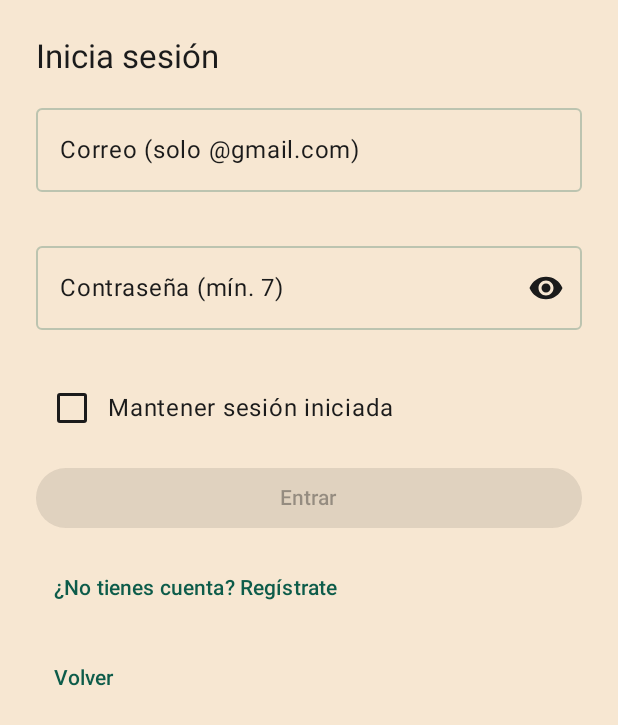
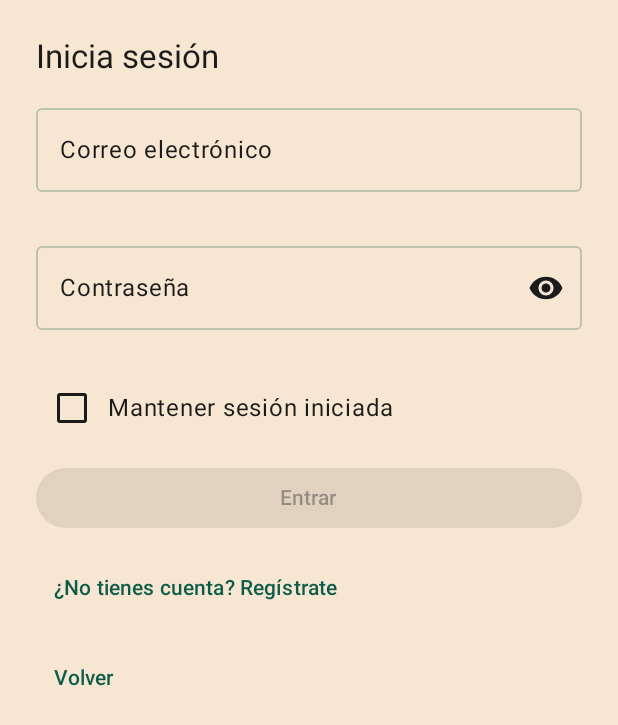
Before and after one commit to LucassFigueroa/Minzbook_DAM, an Android app built with Jetpack Compose: the screen it shows after launch (MainActivity), after a tap on "Vamos!!!", on a phone screen of 412 x 824 dp. Shown: the top 725 px of the screen. Run offline under Robolectric (Android 15) with nearby library versions, the phone set to English and light mode, and no system bars; our stand-ins replace Room's generated code; 1 statement that could not run was skipped.

Commit message:
realice los cambios del gmail validado la contraseña(aun me falta un recuperar contrasela) y he cambiado la metodologia de los tickets para que ahora sea un chat, añadire la simulacion de pago y ya quite la biometria que hacia mas problema que utilidad

```diff
--- a/app/src/main/java/com/example/lucasmatiasminzbook/AuthViewModel.kt
+++ b/app/src/main/java/com/example/lucasmatiasminzbook/AuthViewModel.kt
@@ -1,7 +1,5 @@
 package com.example.lucasmatiasminzbook
 
-import androidx.lifecycle.LiveData
-import androidx.lifecycle.MutableLiveData
 import androidx.lifecycle.ViewModel
 import kotlinx.coroutines.flow.MutableStateFlow
 import kotlinx.coroutines.flow.StateFlow
@@ -24,13 +22,4 @@ class AuthViewModel : ViewModel() {
     fun simulateLogout() {
         _uiState.value = AuthUiState()
     }
-
-    // ---- Flag para habilitar biometría (huella/rostro) ----
-    private val _biometricEnabled = MutableLiveData(false)
-    val biometricEnabled: LiveData<Boolean> = _biometricEnabled
-
-    fun enableBiometricLogin(enabled: Boolean) {
-        _biometricEnabled.value = enabled
-        // Si quieres, guarda este flag en SharedPreferences/Room
-    }
 }
--- a/app/src/main/java/com/example/lucasmatiasminzbook/LoginRegister.kt
+++ b/app/src/main/java/com/example/lucasmatiasminzbook/LoginRegister.kt
@@ -3,11 +3,13 @@ package com.example.lucasmatiasminzbook
 import androidx.activity.compose.rememberLauncherForActivityResult
 import androidx.activity.result.PickVisualMediaRequest
 import androidx.activity.result.contract.ActivityResultContracts
+import androidx.compose.foundation.Image
 import androidx.compose.foundation.layout.Arrangement
 import androidx.compose.foundation.layout.Column
 import androidx.compose.foundation.layout.Row
 import androidx.compose.foundation.layout.fillMaxSize
 import androidx.compose.foundation.layout.fillMaxWidth
+import androidx.compose.foundation.layout.height
 import androidx.compose.foundation.layout.padding
 import androidx.compose.foundation.text.KeyboardOptions
 import androidx.compose.material.icons.Icons
@@ -19,6 +21,7 @@ import androidx.compose.material3.Icon
 import androidx.compose.material3.IconButton
 import androidx.compose.material3.MaterialTheme
 import androidx.compose.material3.OutlinedTextField
+import androidx.compose.material3.Surface
 import androidx.compose.material3.Text
 import androidx.compose.material3.TextButton
 import androidx.compose.runtime.Composable
@@ -28,14 +31,17 @@ import androidx.compose.runtime.rememberCoroutineScope
 import androidx.compose.runtime.saveable.rememberSaveable
 import androidx.compose.runtime.setValue
 import androidx.compose.ui.Modifier
-import androidx.compose.ui.platform.LocalContext
+import androidx.compose.ui.layout.ContentScale
 import androidx.compose.ui.text.input.ImeAction
 import androidx.compose.ui.text.input.KeyboardCapitalization
 import androidx.compose.ui.text.input.KeyboardType
 import androidx.compose.ui.text.input.PasswordVisualTransformation
 import androidx.compose.ui.text.input.VisualTransformation
 import androidx.compose.ui.unit.dp
+import coil.compose.rememberAsyncImagePainter
 import kotlinx.coroutines.launch
+
+// Este archivo contiene los composables para las pantallas de Login y Registro.
 
 /* ============ LOGIN ============ */
 
@@ -43,9 +49,7 @@ import kotlinx.coroutines.launch
 fun LoginScreen(
     onBack: () -> Unit,
     onGoRegister: () -> Unit,
-    // valida credenciales; devuelve null si OK o mensaje si falla
     onTryLogin: suspend (email: String, password: String) -> String?,
-    // se llama SOLO si credenciales OK → aquí disparas el BiometricPrompt desde MainActivity
     onCredentialsOk: () -> Unit,
     rememberInitial: Boolean,
     onToggleRemember: (Boolean) -> Unit
@@ -59,8 +63,8 @@ fun LoginScreen(
 
     val scope = rememberCoroutineScope()
 
-    val emailValid = email.endsWith("@gmail.com")
-    val passValid = password.length >= 7
+    val emailValid = email.contains("@") && email.contains(".")
+    val passValid = password.length >= 5
     val canSubmit = emailValid && passValid && !loading
 
     Column(
@@ -74,12 +78,12 @@ fun LoginScreen(
         OutlinedTextField(
             value = email,
             onValueChange = { email = it.trim(); error = null },
-            label = { Text("Correo (solo @gmail.com)") },
+            label = { Text("Correo electrónico") },
             singleLine = true,
             isError = (email.isNotEmpty() && !emailValid) || (error != null),
             supportingText = {
                 when {
-                    email.isNotEmpty() && !emailValid -> Text("Correo inválido (debe terminar en @gmail.com)")
+                    email.isNotEmpty() && !emailValid -> Text("Correo no válido")
                     error != null -> Text(error!!)
                 }
             },
@@ -93,12 +97,12 @@ fun LoginScreen(
         OutlinedTextField(
             value = password,
             onValueChange = { password = it; error = null },
-            label = { Text("Contraseña (mín. 7)") },
+            label = { Text("Contraseña") },
             singleLine = true,
             isError = (password.isNotEmpty() && !passValid) || (error != null),
             supportingText = {
                 when {
-                    password.isNotEmpty() && !passValid -> Text("La contraseña debe tener al menos 7 caracteres")
+                    password.isNotEmpty() && !passValid -> Text("La contraseña es demasiado corta")
                     error != null -> Text(error!!)
                 }
             },
@@ -117,7 +121,6 @@ fun LoginScreen(
             modifier = Modifier.fillMaxWidth()
         )
 
-        // Mantener sesión
         Row(Modifier.fillMaxWidth(), horizontalArrangement = Arrangement.Start) {
             Checkbox(checked = rememberMe, onCheckedChange = {
                 rememberMe = it
@@ -133,7 +136,7 @@ fun LoginScreen(
                     val err = onTryLogin(email, password)
                     loading = false
                     if (err == null) {
-                        onCredentialsOk() // → aquí muestras el prompt biométrico (MainActivity)
+                        onCredentialsOk()
                     } else {
                         error = err
                     }
@@ -157,7 +160,6 @@ fun RegisterScreen(
     onTryRegister: suspend (name: String, email: String, password: String, photoUri: String?) -> String?,
     onRegistered: () -> Unit
 ) {
-    val ctx = LocalContext.current
     var name by rememberSaveable { mutableStateOf("") }
     var lastName by rememberSaveable { mutableStateOf("") }
     var email by rememberSaveable { mutableStateOf("") }
@@ -172,15 +174,15 @@ fun RegisterScreen(
 
     val scope = rememberCoroutineScope()
 
-    // Galería (Photo Picker)
     val pickMedia = rememberLauncherForActivityResult(
         contract = ActivityResultContracts.PickVisualMedia()
     ) { uri ->
         photoUri = uri?.toString()
     }
 
-    val emailValid = email.endsWith("@gmail.com")
-    val passValid = password.length >= 7 && password == pass2
+    val specialChars = "!@#$%^&*()_+-=[]{}|;':\",./<>?"
+    val emailValid = email.contains("@") && email.contains(".")
+    val passValid = password.length >= 5 && password.any(Char::isDigit) && password.any(Char::isUpperCase) && password.any { it in specialChars } && password == pass2
     val nameValid = name.isNotBlank() && lastName.isNotBlank()
     val canSubmit = emailValid && passValid && nameValid && !loading
 
@@ -191,6 +193,17 @@ fun RegisterScreen(
         verticalArrangement = Arrangement.spacedBy(12.dp)
     ) {
         Text("Crear cuenta", style = MaterialTheme.typography.titleLarge)
+
+        if (photoUri != null) {
+            Surface(shape = MaterialTheme.shapes.medium, tonalElevation = 2.dp) {
+                Image(
+                    painter = rememberAsyncImagePainter(photoUri),
+                    contentDescription = "Foto de perfil seleccionada",
+                    modifier = Modifier.fillMaxWidth().height(180.dp),
+                    contentScale = ContentScale.Crop
+                )
+            }
+        }
 
         OutlinedTextField(
             value = name,
@@ -211,12 +224,12 @@ fun RegisterScreen(
         OutlinedTextField(
             value = email,
             onValueChange = { email = it.trim(); error = null },
-            label = { Text("Correo (solo @gmail.com)") },
+            label = { Text("Correo electrónico") },
             singleLine = true,
             isError = (email.isNotEmpty() && !emailValid) || (error != null),
             supportingText = {
                 when {
-                    email.isNotEmpty() && !emailValid -> Text("Correo inválido (debe terminar en @gmail.com)")
+                    email.isNotEmpty() && !emailValid -> Text("Correo no válido")
                     error != null -> Text(error!!)
                 }
             },
@@ -230,9 +243,10 @@ fun RegisterScreen(
         OutlinedTextField(
             value = password,
             onValueChange = { password = it; error = null },
-            label = { Text("Contraseña (mín. 7)") },
+            label = { Text("Contraseña") },
             singleLine = true,
-            isError = password.isNotEmpty() && password.length < 7,
+            isError = password.isNotEmpty() && (password.length < 5 || !password.any(Char::isDigit) || !password.any(Char::isUpperCase) || !password.any { it in specialChars }),
+            supportingText = { Text("5+ caracteres, 1 mayúscula, 1 número, 1 símbolo") },
             visualTransformation = if (showPassword) VisualTransformation.None else PasswordVisualTransformation(),
             trailingIcon = {
                 val image = if (showPassword) Icons.Filled.VisibilityOff else Icons.Filled.Visibility
@@ -248,6 +262,7 @@ fun RegisterScreen(
             label = { Text("Repetir contraseña") },
             singleLine = true,
             isError = pass2.isNotEmpty() && pass2 != password,
+            supportingText = { if (pass2.isNotEmpty() && pass2 != password) Text("Las contraseñas no coinciden") else Text("") },
             visualTransformation = if (showPassword2) VisualTransformation.None else PasswordVisualTransformation(),
             trailingIcon = {
                 val image = if (showPassword2) Icons.Filled.VisibilityOff else Icons.Filled.Visibility
@@ -258,11 +273,10 @@ fun RegisterScreen(
             }
         )
 
-        // Foto
         Row(Modifier.fillMaxWidth()) {
-            Button(onClick = {
-                pickMedia.launch(PickVisualMediaRequest(ActivityResultContracts.PickVisualMedia.ImageOnly))
-            }) { Text(if (photoUri == null) "Elegir foto (galería)" else "Cambiar foto") }
+            Button(onClick = { pickMedia.launch(PickVisualMediaRequest(ActivityResultContracts.PickVisualMedia.ImageOnly)) }) {
+                Text(if (photoUri == null) "Elegir foto (galería)" else "Cambiar foto")
+            }
         }
 
         if (error != null) Text(error!!, color = MaterialTheme.colorScheme.error)
@@ -276,7 +290,7 @@ fun RegisterScreen(
                     val err = onTryRegister(displayName, email, password, photoUri)
                     loading = false
                     if (err == null) {
-                        onRegistered() // → vuelve a Login
+                        onRegistered()
                     } else {
                         error = err
                     }
--- a/app/src/main/java/com/example/lucasmatiasminzbook/MinzbookApplication.kt
+++ b/app/src/main/java/com/example/lucasmatiasminzbook/MinzbookApplication.kt
@@ -30,9 +30,9 @@ class MinzbookApplication : Application() {
             val reviewDao = db.reviewDao()
 
             // Usuarios
-            userDao.insert(UserEntity(name = "Soporte", email = "soporte@gmail.com", password = "1234567", role = Role.SUPPORT))
-            userDao.insert(UserEntity(name = "Moderador", email = "mod@gmail.com", password = "1234567", role = Role.MODERATOR))
-            userDao.insert(UserEntity(name = "Lucas", email = "luc@gmail.com", password = "1234567", role = Role.USER))
+            userDao.insert(UserEntity(name = "Soporte", email = "soporte@gmail.com", password = "!Support1", role = Role.SUPPORT))
+            userDao.insert(UserEntity(name = "Moderador", email = "mod@gmail.com", password = "!Moderator1", role = Role.MODERATOR))
+            userDao.insert(UserEntity(name = "Lucas", email = "luc@gmail.com", password = "!Lucas123", role = Role.USER))
 
             // Libros y Reseñas
             if (bookDao.count() == 0) {
--- a/app/src/main/java/com/example/lucasmatiasminzbook/data/local/book/Book.kt
+++ b/app/src/main/java/com/example/lucasmatiasminzbook/data/local/book/Book.kt
@@ -11,7 +11,7 @@ data class Book(
     val description: String,
     val coverUri: String? = null,      // URI de la portada (galería/cámara)
     val coverResourceId: Int? = null, // ID del recurso de portada (precargado)
-    val purchasePrice: Int,     // precio compra (ej: 12000)
-    val rentPrice: Int,          // precio arriendo semana (ej: 6800)
-    val creatorEmail: String? = null // Email del usuario que creó el libro
+    val purchasePrice: Int,     // precio compra
+    val rentPrice: Int,          // precio arriendo semana
+    val creatorEmail: String? = null // gmail del usuario que creó el libro
 )
--- a/app/src/main/java/com/example/lucasmatiasminzbook/data/local/database/AppDatabase.kt
+++ b/app/src/main/java/com/example/lucasmatiasminzbook/data/local/database/AppDatabase.kt
@@ -12,12 +12,13 @@ import com.example.lucasmatiasminzbook.data.local.cart.CartDao
 import com.example.lucasmatiasminzbook.data.local.cart.CartItem
 import com.example.lucasmatiasminzbook.data.local.ticket.Ticket
 import com.example.lucasmatiasminzbook.data.local.ticket.TicketDao
+import com.example.lucasmatiasminzbook.data.local.ticket.TicketMessage
 import com.example.lucasmatiasminzbook.data.local.user.UserDao
 import com.example.lucasmatiasminzbook.data.local.user.UserEntity
 
 @Database(
-    entities = [UserEntity::class, Book::class, Review::class, CartItem::class, Ticket::class],
-    version = 23, // Forzar la recreación de la base de datos
+    entities = [UserEntity::class, Book::class, Review::class, CartItem::class, Ticket::class, TicketMessage::class],
+    version = 25, // Forzar la recreación de la base de datos
     exportSchema = false
 )
 abstract class AppDatabase : RoomDatabase() {
--- a/app/src/main/java/com/example/lucasmatiasminzbook/data/local/ticket/TicketDao.kt
+++ b/app/src/main/java/com/example/lucasmatiasminzbook/data/local/ticket/TicketDao.kt
@@ -3,23 +3,31 @@ package com.example.lucasmatiasminzbook.data.local.ticket
 import androidx.room.Dao
 import androidx.room.Insert
 import androidx.room.Query
-import androidx.room.Update
 import kotlinx.coroutines.flow.Flow
 
 @Dao
 interface TicketDao {
+    // Inserta una nueva conversación y devuelve su ID
     @Insert
-    suspend fun insert(ticket: Ticket)
+    suspend fun insertTicket(ticket: Ticket): Long
 
-    @Update
-    suspend fun update(ticket: Ticket)
+    // Inserta un nuevo mensaje
+    @Insert
+    suspend fun insertMessage(message: TicketMessage)
 
-    @Query("SELECT * FROM tickets WHERE userId = :userId")
+    // Obtiene todos los mensajes de una conversación específica
+    @Query("SELECT * FROM ticket_messages WHERE ticketId = :ticketId ORDER BY timestamp ASC")
+    fun getMessagesForTicket(ticketId: Long): Flow<List<TicketMessage>>
+
+    // Obtiene todas las conversaciones de un usuario
+    @Query("SELECT * FROM tickets WHERE userId = :userId ORDER BY id DESC")
     fun getTicketsByUser(userId: Long): Flow<List<Ticket>>
 
-    @Query("SELECT * FROM tickets")
+    // Obtiene todas las conversaciones (para el equipo de soporte)
+    @Query("SELECT * FROM tickets ORDER BY id DESC")
     fun getAllTickets(): Flow<List<Ticket>>
 
+    // Marca una conversación como resuelta
     @Query("UPDATE tickets SET isResolved = :isResolved WHERE id = :ticketId")
     suspend fun setResolved(ticketId: Long, isResolved: Boolean)
 }
--- a/app/src/main/java/com/example/lucasmatiasminzbook/data/local/user/UserDao.kt
+++ b/app/src/main/java/com/example/lucasmatiasminzbook/data/local/user/UserDao.kt
@@ -14,6 +14,6 @@ interface UserDao {
     @Query("SELECT * FROM users WHERE email = :email LIMIT 1")
     fun findByEmailFlow(email: String): Flow<UserEntity?>
 
-    @Insert(onConflict = OnConflictStrategy.IGNORE) // <-- Cambiado a IGNORE
+    @Insert(onConflict = OnConflictStrategy.IGNORE) // <
     suspend fun insert(user: UserEntity)
 }
--- a/app/src/main/java/com/example/lucasmatiasminzbook/nav/Routes.kt
+++ b/app/src/main/java/com/example/lucasmatiasminzbook/nav/Routes.kt
@@ -7,11 +7,12 @@ sealed class Route(val path: String) {
 
     object Menu : Route("menu")
     object Catalog : Route("catalog")
-    object BookDetail : Route("book")         // base de la ruta de detalle
+    object BookDetail : Route("book")
 
     object MyBooks : Route("mybooks")
     object Ratings : Route("ratings")
     object Profile : Route("profile")
     object Cart : Route("cart")
     object Support : Route("support")
+    object Checkout : Route("checkout")
 }
--- a/app/src/main/java/com/example/lucasmatiasminzbook/ui/auth/BiometricUtils.kt
+++ b/app/src/main/java/com/example/lucasmatiasminzbook/ui/auth/BiometricUtils.kt
@@ -17,13 +17,13 @@ fun canUseBiometric(ctx: Context): Boolean {
 
 fun showBiometricPrompt(
     activity: FragmentActivity, // 👈 Cambiado a FragmentActivity
-    title: String = "Autentícate con huella",
+    title: String = "Autentíficate con huella",
     onSuccess: () -> Unit,
     onError: (String) -> Unit
 ) {
     val executor = ContextCompat.getMainExecutor(activity)
     val prompt = BiometricPrompt(
-        activity, // 👈 ahora coincide con el constructor válido
+        activity, // ahora coincide con el constructor válido
         executor,
         object : BiometricPrompt.AuthenticationCallback() {
             override fun onAuthenticationSucceeded(result: BiometricPrompt.AuthenticationResult) {
--- a/app/src/main/java/com/example/lucasmatiasminzbook/ui/common/StarRating.kt
+++ b/app/src/main/java/com/example/lucasmatiasminzbook/ui/common/StarRating.kt
@@ -13,7 +13,7 @@ import androidx.compose.ui.graphics.Color
 import androidx.compose.ui.unit.Dp
 import androidx.compose.ui.unit.dp
 
-private val Gold = Color(0xFFFFB300)
+private val Gold = Color(0xFF053D37)
 
 
 @Composable
--- a/app/src/main/java/com/example/lucasmatiasminzbook/ui/theme/Theme.kt
+++ b/app/src/main/java/com/example/lucasmatiasminzbook/ui/theme/Theme.kt
@@ -2,7 +2,6 @@ package com.example.lucasmatiasminzbook.ui.theme
 
 import androidx.compose.foundation.isSystemInDarkTheme
 import androidx.compose.material3.MaterialTheme
-import androidx.compose.material3.Typography
 import androidx.compose.material3.darkColorScheme
 import androidx.compose.material3.lightColorScheme
 import androidx.compose.runtime.Composable
@@ -59,7 +58,7 @@ fun MinzbookTheme(
     MaterialTheme(
         colorScheme = colors,
         shapes = MinzShapes,
-        typography = Typography(), // deja tu Typography si quieres
+        typography = Typography, // <-- ¡Solucionado!
         content = content
     )
 }
```
Also changed, not shown: app/src/main/java/com/example/lucasmatiasminzbook/AuthLocalStore.kt (+9 -11 lines), app/src/main/java/com/example/lucasmatiasminzbook/MainActivity.kt (+13 -20 lines), app/src/main/java/com/example/lucasmatiasminzbook/data/local/book/Review.kt (+2 -32 lines), app/src/main/java/com/example/lucasmatiasminzbook/data/local/ticket/Ticket.kt (+5 -3 lines), app/src/main/java/com/example/lucasmatiasminzbook/data/local/ticket/TicketRepository.kt (+11 -13 lines), app/src/main/java/com/example/lucasmatiasminzbook/data/local/user/UserRepository.kt (+8 -4 lines), app/src/main/java/com/example/lucasmatiasminzbook/ui/cart/CartScreen.kt (+5 -2 lines), app/src/main/java/com/example/lucasmatiasminzbook/ui/support/SupportScreen.kt (+107 -55 lines), app/src/main/java/com/example/lucasmatiasminzbook/ui/support/SupportViewModel.kt (+25 -9 lines).
